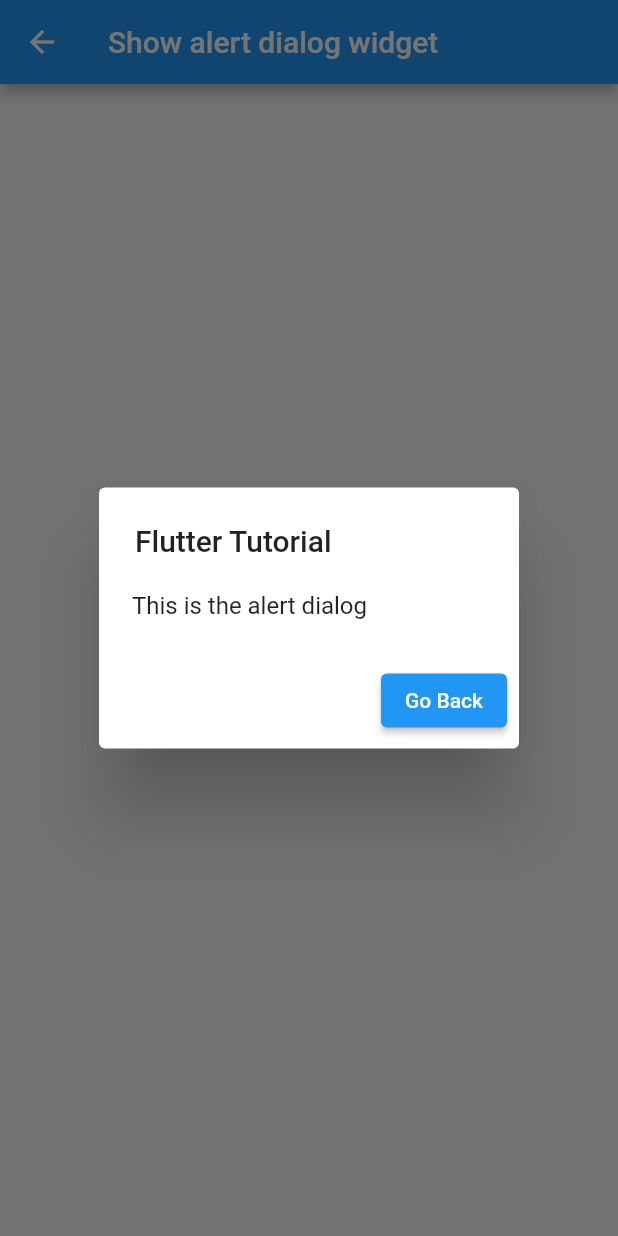
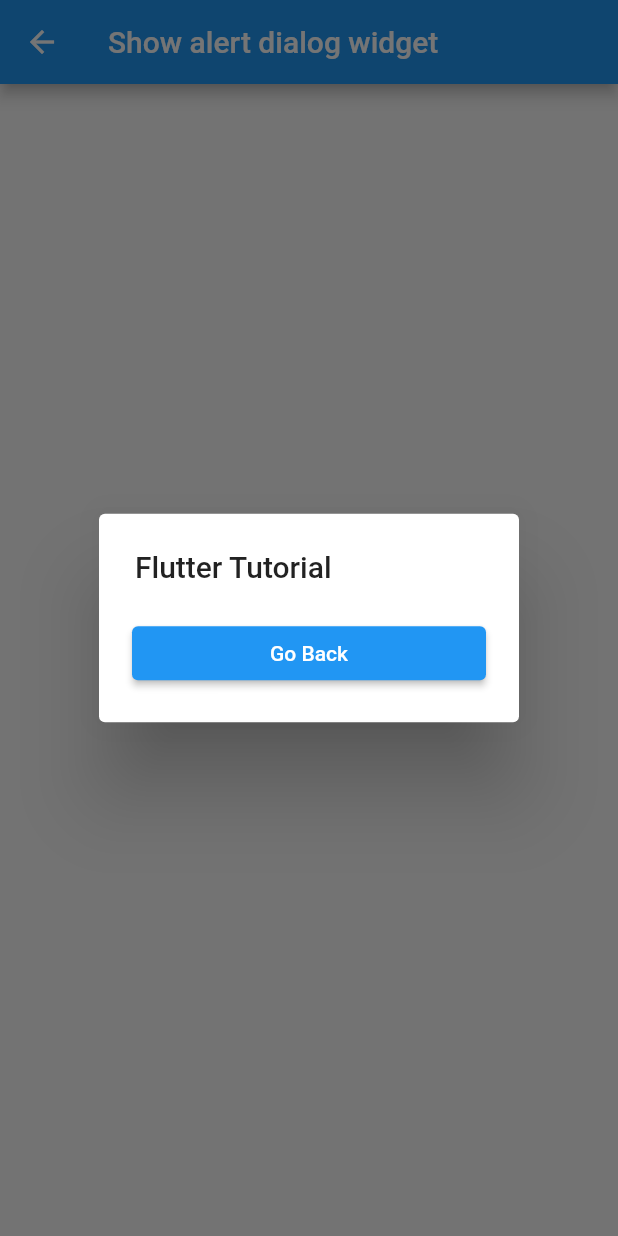
Before and after one commit to indieka900/flutterwidgets, a Flutter app: the Showdialogw screen opened directly, after a tap on "Show dialog message", on a phone screen of 412 x 824 dp. Run offline on Flutter 3.47's test engine with Material 2 defaults, Android fonts, the phone set to English and light mode, and no system bars.

Commit message:
Flutter widgets

```diff
--- a/flutter_application/lib/main.dart
+++ b/flutter_application/lib/main.dart
@@ -125,6 +125,11 @@ class _MyhommiepageState extends State<Myhommiepage> {
                     child: const Text('Show Dialog'),
                   ),
                 ),
+                IconButton(
+                  onPressed: () {},
+                  icon: const Icon(Icons.info),
+                ),
+                //PopupMenuButton(itemBuilder: ((context) =>Showdialogw() ))
               ],
             )
           ],
--- a/flutter_application/lib/widgetsexample/widget_4.dart
+++ b/flutter_application/lib/widgetsexample/widget_4.dart
@@ -18,8 +18,10 @@ class Showdialogw extends StatelessWidget {
           onPressed: () {
             showDialog(
                 context: context,
-                builder: (context) => AlertDialog(
-                      actions: [
+                builder: (context) => SimpleDialog(
+                      title: const Text('Flutter Tutorial'),
+                      contentPadding: const EdgeInsets.all(22),
+                      children: [
                         ElevatedButton(
                           onPressed: () {
                             Navigator.of(context).pop();
@@ -27,9 +29,7 @@ class Showdialogw extends StatelessWidget {
                           child: const Text('Go Back'),
                         )
                       ],
-                      title: const Text('Flutter Tutorial'),
-                      contentPadding: const EdgeInsets.all(22),
-                      content: const Text('This is the alert dialog'),
+                      //content: const Text('This is the alert dialog'),
                     ));
           },
           child: const Text('Show dialog message'),
```
